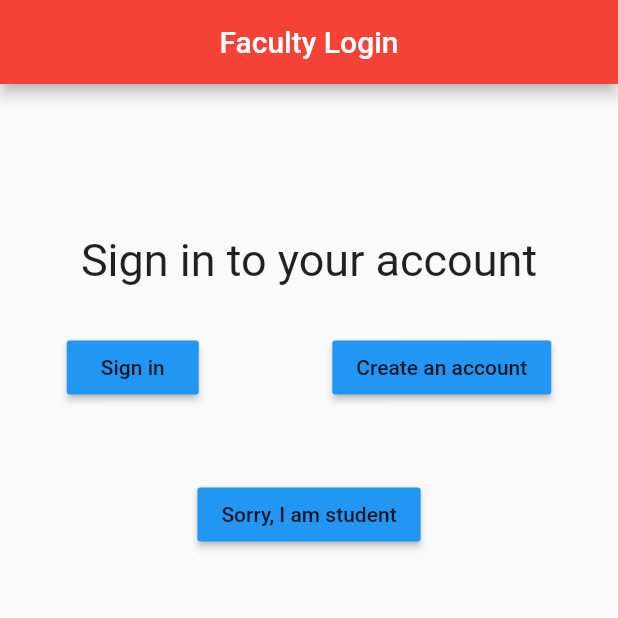
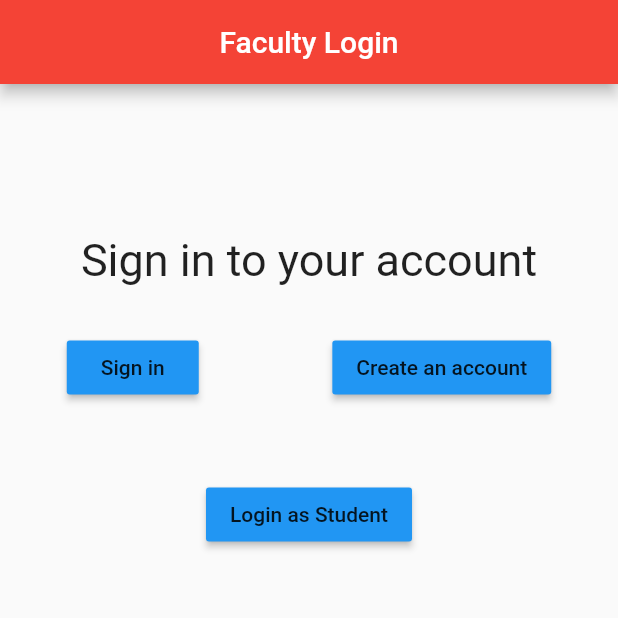
Before and after one commit to Srishtigarg25/BVP-Connect, a Flutter app: the screen it shows after launch, after a tap on "Faculty", on a phone screen of 412 x 824 dp, the top half of it. Run offline on Flutter 3.47's test engine with Material 2 defaults, Android fonts, the phone set to English and light mode, and no system bars.

Commit message:
Minor changes

```diff
--- a/lib/faculty.dart
+++ b/lib/faculty.dart
@@ -50,7 +50,7 @@ class FacultyRoute extends StatelessWidget {
                   Container(
                     margin: EdgeInsets.only(top: 50),
                     child: RaisedButton(
-                      child: Text("Sorry, I am student"),
+                      child: Text("Login as Student"),
                       color: Colors.blue,
                       onPressed: () {
                         Navigator.pushNamed(context, 'loginasstudent');
--- a/lib/student.dart
+++ b/lib/student.dart
@@ -49,7 +49,7 @@ class StudentRoute extends StatelessWidget {
                   Container(
                     margin: EdgeInsets.only(top: 50),
                     child: RaisedButton(
-                      child: Text("Sorry, I am a teacher"),
+                      child: Text("Login as faculty"),
                       color: Colors.blue,
                       onPressed: () {
                         Navigator.pushNamed(context, 'loginasfaculty');
```
